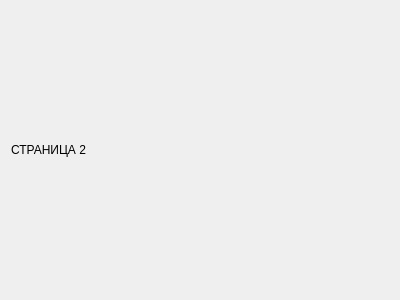
Old version of the form History.ui in the repository Belchankova/diplom.
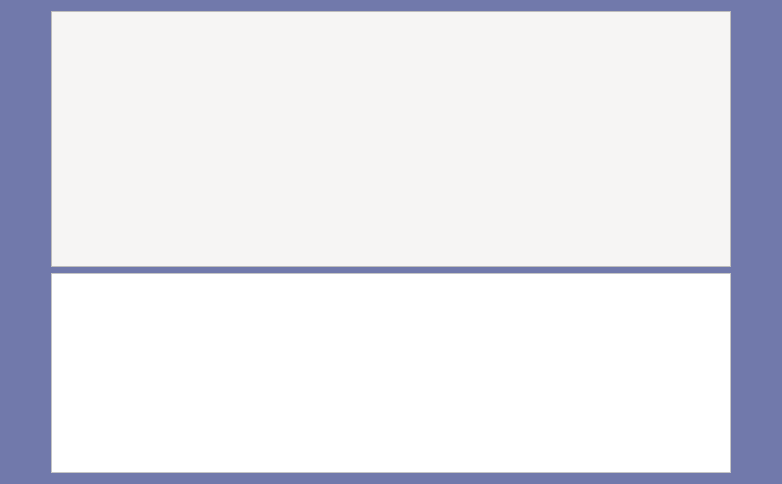
New version of the form.

```diff
--- a/History.ui
+++ b/History.ui
@@ -6,20 +6,94 @@
    <rect>
     <x>0</x>
     <y>0</y>
-    <width>400</width>
-    <height>300</height>
+    <width>782</width>
+    <height>484</height>
    </rect>
   </property>
   <property name="windowTitle">
    <string>Form</string>
   </property>
-  <layout class="QVBoxLayout" name="verticalLayout">
+  <property name="styleSheet">
+   <string notr="true">background-color: rgb(113, 121, 171);</string>
+  </property>
+  <layout class="QVBoxLayout" name="verticalLayout_2">
    <item>
-    <widget class="QLabel" name="label">
-     <property name="text">
-      <string>СТРАНИЦА 2</string>
-     </property>
-    </widget>
+    <layout class="QHBoxLayout" name="horizontalLayout">
+     <item>
+      <spacer name="horizontalSpacer">
+       <property name="orientation">
+        <enum>Qt::Orientation::Horizontal</enum>
+       </property>
+       <property name="sizeType">
+        <enum>QSizePolicy::Policy::Preferred</enum>
+       </property>
+       <property name="sizeHint" stdset="0">
+        <size>
+         <width>40</width>
+         <height>20</height>
+        </size>
+       </property>
+      </spacer>
+     </item>
+     <item>
+      <layout class="QVBoxLayout" name="verticalLayout">
+       <item>
+        <widget class="QGraphicsView" name="graphicsView">
+         <property name="sizePolicy">
+          <sizepolicy hsizetype="Expanding" vsizetype="Expanding">
+           <horstretch>0</horstretch>
+           <verstretch>0</verstretch>
+          </sizepolicy>
+         </property>
+         <property name="minimumSize">
+          <size>
+           <width>0</width>
+           <height>0</height>
+          </size>
+         </property>
+         <property name="styleSheet">
+          <string notr="true">background-color: rgb(246, 245, 244);</string>
+         </property>
+        </widget>
+       </item>
+       <item>
+        <widget class="QTableWidget" name="diaryList">
+         <property name="sizePolicy">
+          <sizepolicy hsizetype="Preferred" vsizetype="Preferred">
+           <horstretch>0</horstretch>
+           <verstretch>0</verstretch>
+          </sizepolicy>
+         </property>
+         <property name="minimumSize">
+          <size>
+           <width>300</width>
+           <height>200</height>
+          </size>
+         </property>
+         <property name="styleSheet">
+          <string notr="true">background-color: rgb(255, 255, 255);</string>
+         </property>
+        </widget>
+       </item>
+      </layout>
+     </item>
+     <item>
+      <spacer name="horizontalSpacer_2">
+       <property name="orientation">
+        <enum>Qt::Orientation::Horizontal</enum>
+       </property>
+       <property name="sizeType">
+        <enum>QSizePolicy::Policy::Preferred</enum>
+       </property>
+       <property name="sizeHint" stdset="0">
+        <size>
+         <width>40</width>
+         <height>20</height>
+        </size>
+       </property>
+      </spacer>
+     </item>
+    </layout>
    </item>
   </layout>
  </widget>
```
